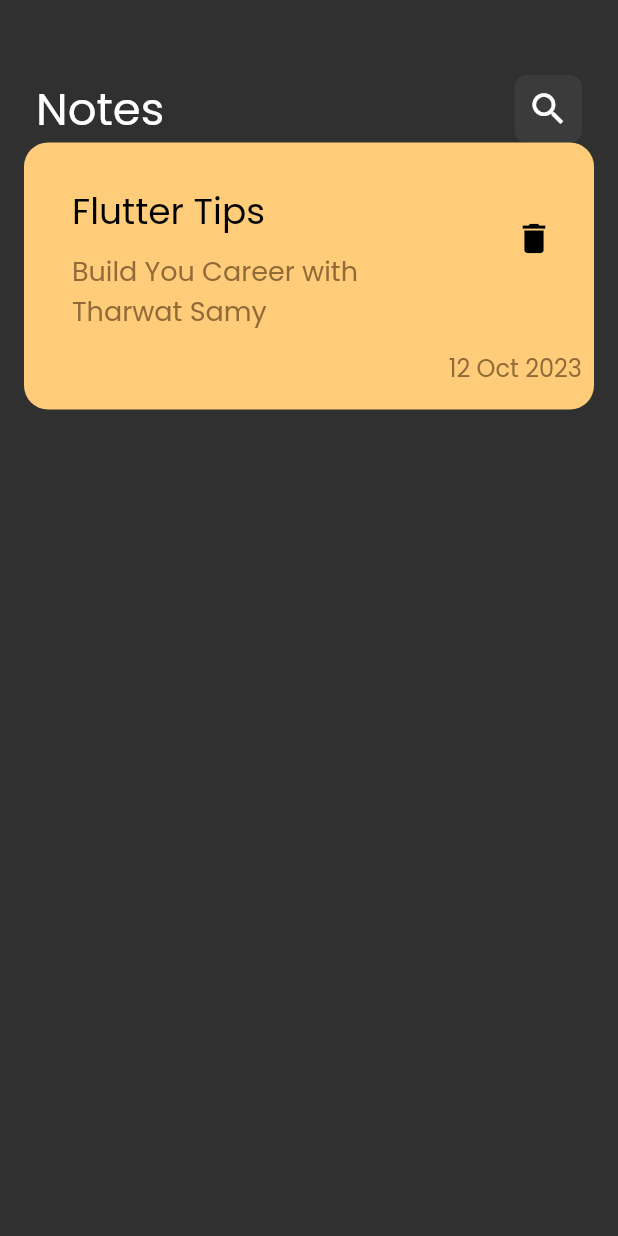
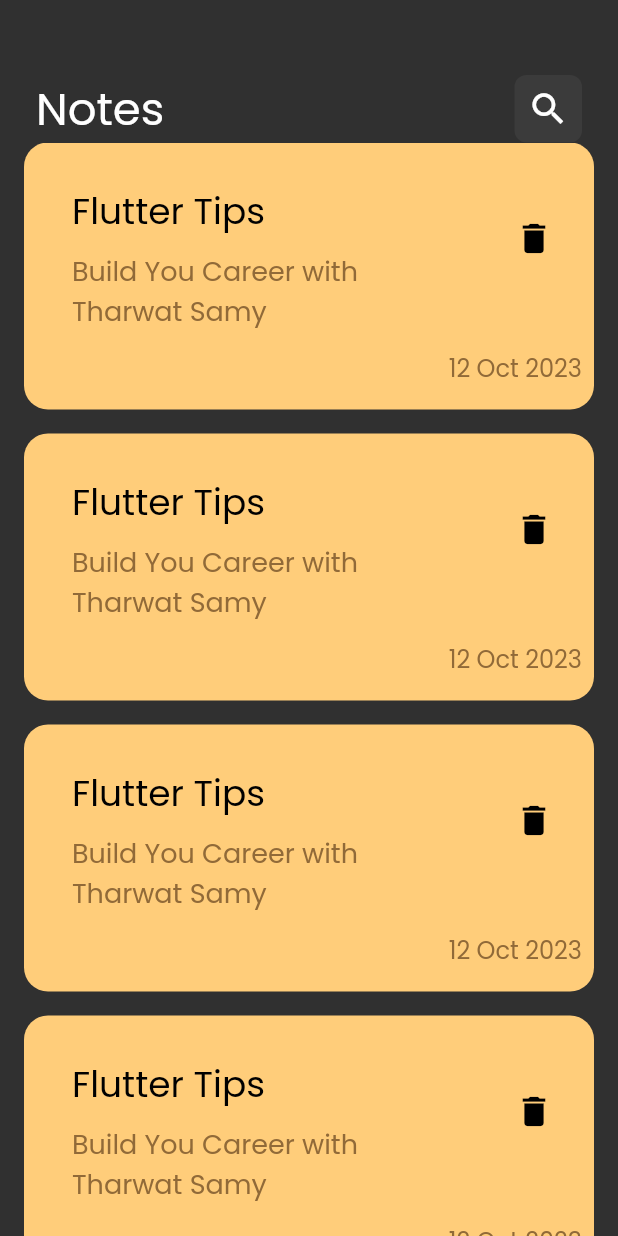
Before and after one commit to Menna-Newear/notes_app, a Flutter app: the screen it shows after launch, on a phone screen of 412 x 824 dp. Run offline on Flutter 3.47's test engine with Material 2 defaults, Android fonts, the phone set to English and light mode, and no system bars.

Commit message:
Create NoteCard ListView

```diff
--- a/lib/widgets/noteCard.dart
+++ b/lib/widgets/noteCard.dart
@@ -10,6 +10,7 @@ class NoteCard extends StatelessWidget {
         left: 16,
         top: 24,
       ),
+      margin: EdgeInsets.only(bottom: 16),
       decoration: BoxDecoration(
           color: const Color(0xffFFCD7A),
           borderRadius: BorderRadius.circular(16)),
--- /dev/null
+++ b/lib/widgets/noteCardListView.dart
@@ -0,0 +1,13 @@
+import 'package:flutter/material.dart';
+import 'package:notes_app/widgets/noteCard.dart';
+
+class NoteCardListView extends StatelessWidget {
+  const NoteCardListView({super.key});
+
+  @override
+  Widget build(BuildContext context) {
+    return ListView.builder(itemBuilder: ((context, index) {
+      return const NoteCard();
+    }));
+  }
+}
--- a/lib/widgets/notesViewBodyWidget.dart
+++ b/lib/widgets/notesViewBodyWidget.dart
@@ -1,13 +1,13 @@
 import 'package:flutter/material.dart';
 import 'package:notes_app/widgets/customAppBarWidget.dart';
-import 'package:notes_app/widgets/noteCard.dart';
+import 'package:notes_app/widgets/noteCardListView.dart';
 
 class NotesViewBodyWidget extends StatelessWidget {
   const NotesViewBodyWidget({super.key});
 
   @override
   Widget build(BuildContext context) {
-    return Padding(
+    return const Padding(
       padding: const EdgeInsets.symmetric(horizontal: 16.0),
       child: Column(
         children: [
@@ -15,7 +15,9 @@ class NotesViewBodyWidget extends StatelessWidget {
             height: 50,
           ),
           CustomAppBarWidget(),
-          NoteCard(),
+          Expanded(
+            child: NoteCardListView(),
+          )
         ],
       ),
     );
```
